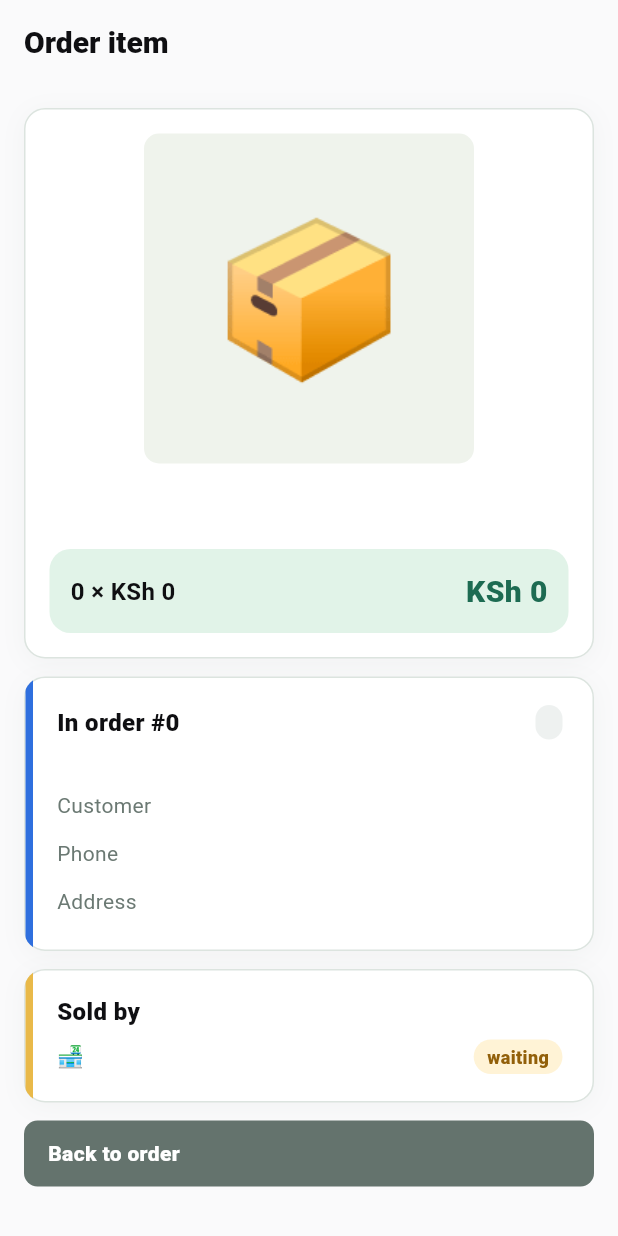
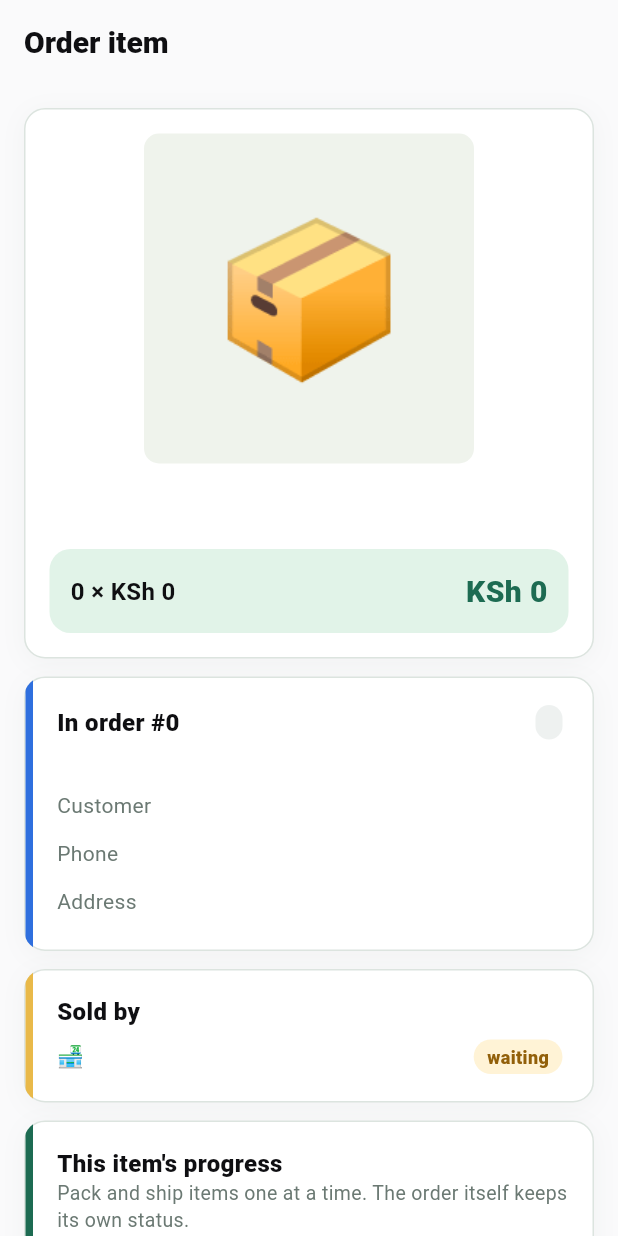
Before and after one commit to dealsianova-coder/ianova-app, a Flutter app: the AdminOrderItemPage widget shown alone on an empty page, opened directly with empty values, on a phone screen of 412 x 824 dp. Run offline on Flutter 3.47's test engine with Material 3 defaults, Android fonts, the phone set to English and light mode, and no system bars; our stand-ins replace firebase_core, firebase_messaging, image_picker, shared_preferences, video_player; accounts and stored records are empty; network calls fail.

Commit message:
Packages 68-70: push, coupons, payouts, deposits, per-item status

```diff
--- a/lib/features/admin/admin_order_item.dart
+++ b/lib/features/admin/admin_order_item.dart
@@ -120,6 +120,8 @@ class AdminOrderItemPage extends StatelessWidget {
               ],
             ),
           ),
+          if (!const ['pending', 'cancelled'].contains(aStr(order['status'])))
+            _ItemProgress(orderId: aInt(order['id']), productId: aInt(line['product_id']), current: aStr(line['item_status'])),
           if (const ['pending', 'approved', 'paid'].contains(aStr(order['status'])))
             AdminCard(
               accent: AC.red,
@@ -139,3 +141,69 @@ class AdminOrderItemPage extends StatelessWidget {
     );
   }
 }
+
+/// Pack and ship one item at a time (the order keeps its own status).
+class _ItemProgress extends StatefulWidget {
+  const _ItemProgress({required this.orderId, required this.productId, required this.current});
+
+  final int orderId;
+  final int productId;
+  final String current;
+
+  @override
+  State<_ItemProgress> createState() => _ItemProgressState();
+}
+
+class _ItemProgressState extends State<_ItemProgress> {
+  late String _now = widget.current;
+  bool _busy = false;
+
+  static const List<List<String>> _steps = [
+    ['', 'Not started'],
+    ['packed', 'Packed'],
+    ['shipped', 'Shipped'],
+    ['delivered', 'Delivered'],
+  ];
+
+  Future<void> _set(String value) async {
+    if (_busy || value == _now) return;
+    setState(() => _busy = true);
+    final ok = await adminTry(
+      context,
+      () => AdminApi.instance.panel('order_item_status', body: {'id': widget.orderId, 'product_id': widget.productId, 'status': value}),
+    );
+    if (!mounted) return;
+    setState(() {
+      _busy = false;
+      if (ok) _now = value;
+    });
+    if (ok) adminSay(context, 'Item updated.');
+  }
+
+  @override
+  Widget build(BuildContext context) {
+    return AdminCard(
+      accent: AC.green,
+      child: Column(
+        crossAxisAlignment: CrossAxisAlignment.start,
+        children: [
+          const Text("This item's progress", style: TextStyle(fontSize: 16, fontWeight: FontWeight.w900)),
+          const AdminMuted('Pack and ship items one at a time. The order itself keeps its own status.'),
+          const SizedBox(height: 10),
+          Wrap(
+            spacing: 8,
+            runSpacing: 8,
+            children: [
+              for (final st in _steps)
+                ChoiceChip(
+                  label: Text(st[1]),
+                  selected: _now == st[0],
+                  onSelected: _busy ? null : (_) => _set(st[0]),
+                ),
+            ],
+          ),
+        ],
+      ),
+    );
+  }
+}
--- a/pubspec.yaml
+++ b/pubspec.yaml
@@ -16,7 +16,7 @@ publish_to: 'none' # Remove this line if you wish to publish to pub.dev
 # https://developer.apple.com/library/archive/documentation/General/Reference/InfoPlistKeyReference/Articles/CoreFoundationKeys.html
 # In Windows, build-name is used as the major, minor, and patch parts
 # of the product and file versions while build-number is used as the build suffix.
-version: 1.0.17+35
+version: 1.0.17+38
 
 environment:
   sdk: ^3.13.2
```
